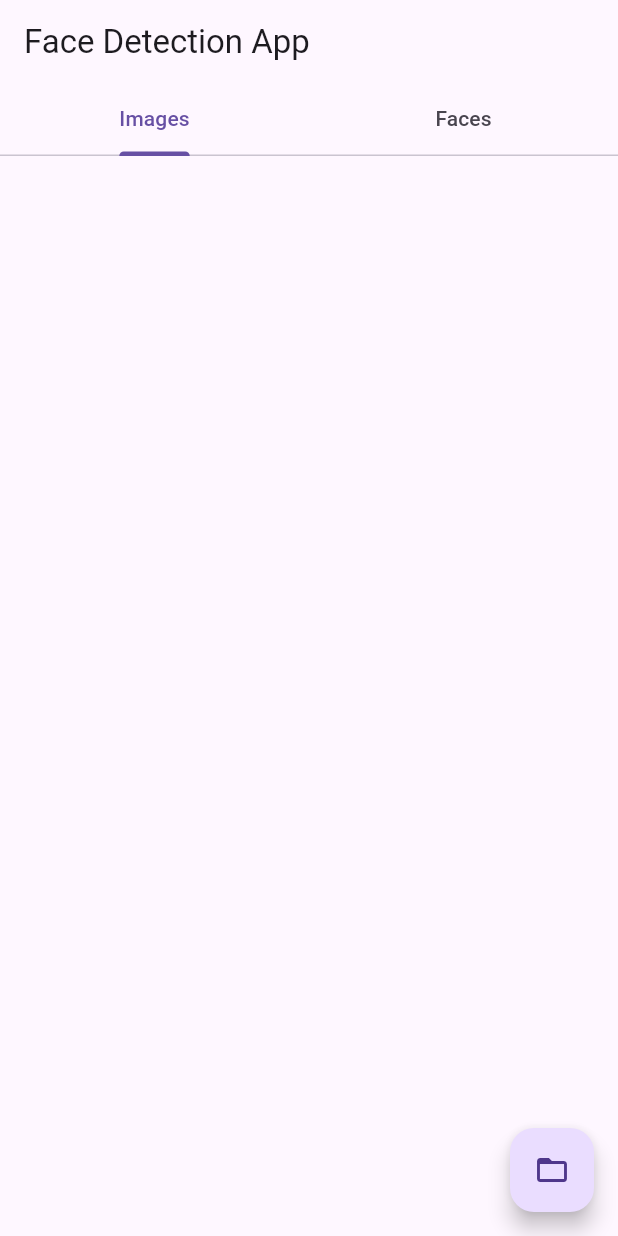
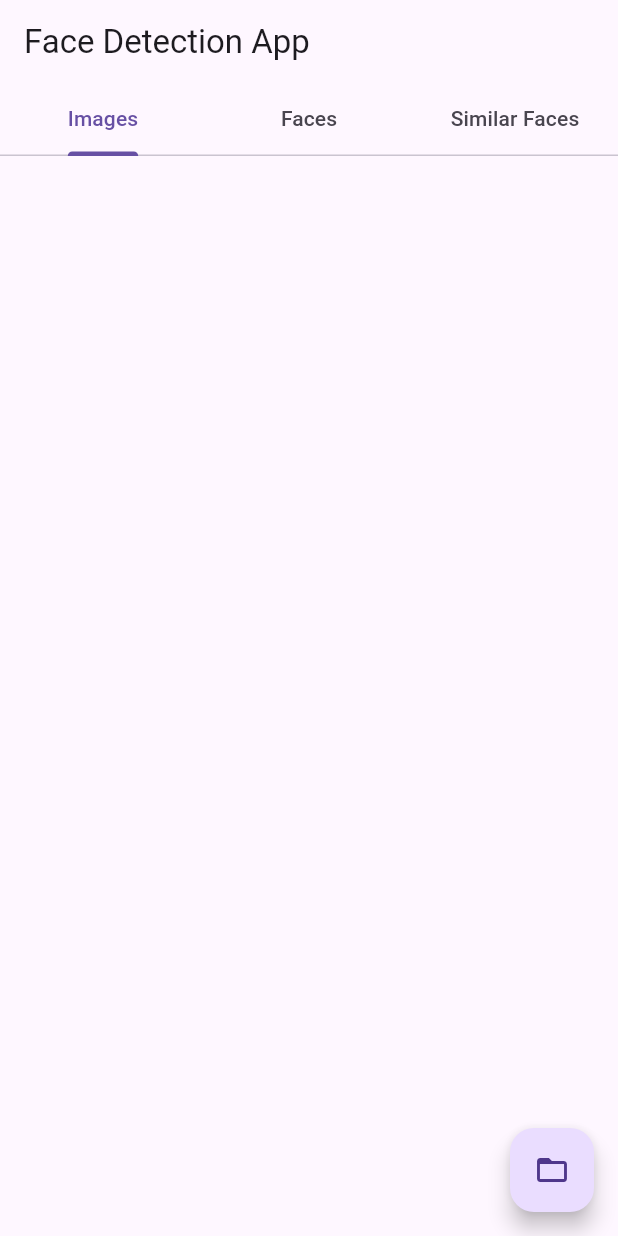
Before and after one commit to abdelaziz-mahdy/face_grouping, a Flutter app: the screen it shows after launch, on a phone screen of 412 x 824 dp. Run offline on Flutter 3.47's test engine with Material 3 defaults, Android fonts, the phone set to English and light mode, and no system bars; our stand-ins replace file_picker; missing offline and left inert: opencv_dart.

Commit message:
new logic for similair faces

```diff
--- a/lib/home_page.dart
+++ b/lib/home_page.dart
@@ -1,4 +1,7 @@
 import 'package:flutter/material.dart';
+import 'images_tab.dart';
+import 'faces_tab.dart';
+import 'similar_faces_tab.dart';
 import 'package:file_picker/file_picker.dart';
 import 'image_service.dart';
 
@@ -50,7 +53,7 @@ class _HomePageState extends State<HomePage> {
   @override
   Widget build(BuildContext context) {
     return DefaultTabController(
-      length: 2,
+      length: 3,
       child: Scaffold(
         appBar: AppBar(
           title: const Text('Face Detection App'),
@@ -58,13 +61,22 @@ class _HomePageState extends State<HomePage> {
             tabs: [
               Tab(text: "Images"),
               Tab(text: "Faces"),
+              Tab(text: "Similar Faces"),
             ],
           ),
         ),
         body: TabBarView(
           children: [
-            _buildImagesTab(),
-            _buildFacesTab(),
+            ImagesTab(
+              isProcessing: _isProcessing,
+              progress: _progress,
+              timeRemaining: _timeRemaining,
+              processedImages: _processedImages,
+              totalImages: _totalImages,
+              images: _images,
+            ),
+            FacesTab(images: _images, isProcessing: _isProcessing),
+            SimilarFacesTab(images: _images),
           ],
         ),
         floatingActionButton: FloatingActionButton(
@@ -74,63 +86,4 @@ class _HomePageState extends State<HomePage> {
       ),
     );
   }
-
-  Widget _buildImagesTab() {
-    return Center(
-      child: Column(
-        mainAxisAlignment: MainAxisAlignment.center,
-        children: [
-          _isProcessing
-              ? Column(
-                  children: [
-                    const CircularProgressIndicator(),
-                    const SizedBox(height: 20),
-                    Text(
-                        'Processing: ${(_progress * 100).toStringAsFixed(2)}%'),
-                    const SizedBox(height: 10),
-                    Text(
-                        'Estimated time remaining: ${_timeRemaining.inSeconds} seconds'),
-                    const SizedBox(height: 10),
-                    Text(
-                        'Images processed: $_processedImages out of $_totalImages'),
-                  ],
-                )
-              : Expanded(
-                  child: ListView.builder(
-                    itemCount: _images.length,
-                    itemBuilder: (context, index) {
-                      return ListTile(
-                        title: Text(_images[index].path),
-                        subtitle:
-                            Text('Faces detected: ${_images[index].faceCount}'),
-                      );
-                    },
-                  ),
-                ),
-        ],
-      ),
-    );
-  }
-
-  Widget _buildFacesTab() {
-    final faceImages = _images.expand((image) => image.faceImages).toList();
-
-    return Center(
-      child: _isProcessing
-          ? const CircularProgressIndicator()
-          : faceImages.isEmpty
-              ? const Text('No faces detected')
-              : GridView.builder(
-                  gridDelegate: const SliverGridDelegateWithFixedCrossAxisCount(
-                    crossAxisCount: 2,
-                    crossAxisSpacing: 4,
-                    mainAxisSpacing: 4,
-                  ),
-                  itemCount: faceImages.length,
-                  itemBuilder: (context, index) {
-                    return Image.memory(faceImages[index]);
-                  },
-                ),
-    );
-  }
 }
--- /dev/null
+++ b/lib/images_tab.dart
@@ -0,0 +1,55 @@
+import 'package:flutter/material.dart';
+import 'image_service.dart';
+
+class ImagesTab extends StatelessWidget {
+  final bool isProcessing;
+  final double progress;
+  final Duration timeRemaining;
+  final int processedImages;
+  final int totalImages;
+  final List<ImageData> images;
+
+  const ImagesTab({
+    super.key,
+    required this.isProcessing,
+    required this.progress,
+    required this.timeRemaining,
+    required this.processedImages,
+    required this.totalImages,
+    required this.images,
+  });
+
+  @override
+  Widget build(BuildContext context) {
+    return Center(
+      child: Column(
+        mainAxisAlignment: MainAxisAlignment.center,
+        children: [
+          isProcessing
+              ? Column(
+                  children: [
+                    const CircularProgressIndicator(),
+                    const SizedBox(height: 20),
+                    Text('Processing: ${(progress * 100).toStringAsFixed(2)}%'),
+                    const SizedBox(height: 10),
+                    Text('Estimated time remaining: ${timeRemaining.inSeconds} seconds'),
+                    const SizedBox(height: 10),
+                    Text('Images processed: $processedImages out of $totalImages'),
+                  ],
+                )
+              : Expanded(
+                  child: ListView.builder(
+                    itemCount: images.length,
+                    itemBuilder: (context, index) {
+                      return ListTile(
+                        title: Text(images[index].path),
+                        subtitle: Text('Faces detected: ${images[index].faceCount}'),
+                      );
+                    },
+                  ),
+                ),
+        ],
+      ),
+    );
+  }
+}
```
Also changed, not shown: lib/face_recognition_service.dart (added, +56 -0 lines), lib/faces_tab.dart (added, +32 -0 lines), lib/similar_faces_tab.dart (added, +45 -0 lines).
